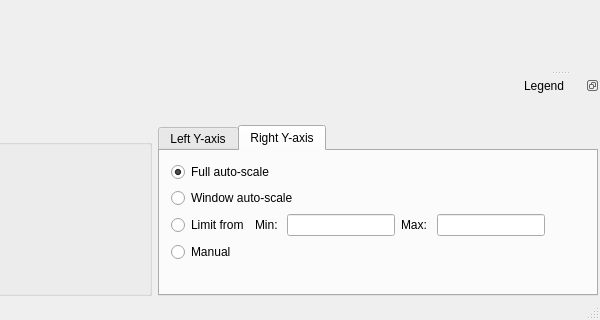
Old version of the form src/dialogs/mainwindow.ui in the repository ModbusScope/ModbusScope; both pictures show x 406 to 1006 and y 321 to 641 of the 1006 by 641 pixel window.
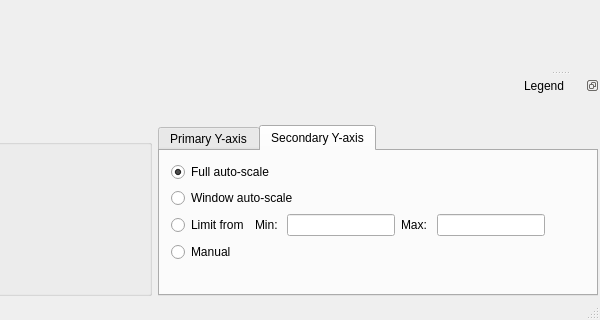
New version of the form. The open tabs and pages were chosen to show the change. Icons and pictures are not drawn. Custom widgets are drawn as their Qt base class.

Commit message: Change name of axis

What changed in the file:
```diff
--- a/src/dialogs/mainwindow.ui
+++ b/src/dialogs/mainwindow.ui
@@ -363,7 +363,7 @@
          </sizepolicy>
         </property>
         <attribute name="title">
-         <string>Left Y-axis</string>
+         <string>Primary Y-axis</string>
         </attribute>
         <layout class="QHBoxLayout" name="horizontalLayout_4">
          <item>
@@ -485,7 +485,7 @@
          </sizepolicy>
         </property>
         <attribute name="title">
-         <string>Right Y-axis</string>
+         <string>Secondary Y-axis</string>
         </attribute>
         <layout class="QHBoxLayout" name="horizontalLayout_5">
          <item>
```
Left out of the diff: 2 changed lines with no effect on the pictures.
